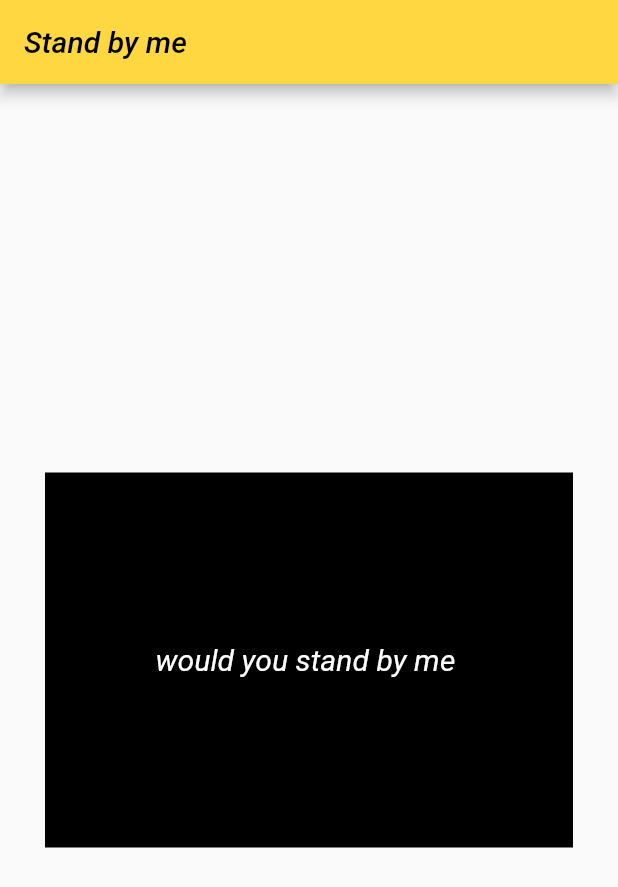
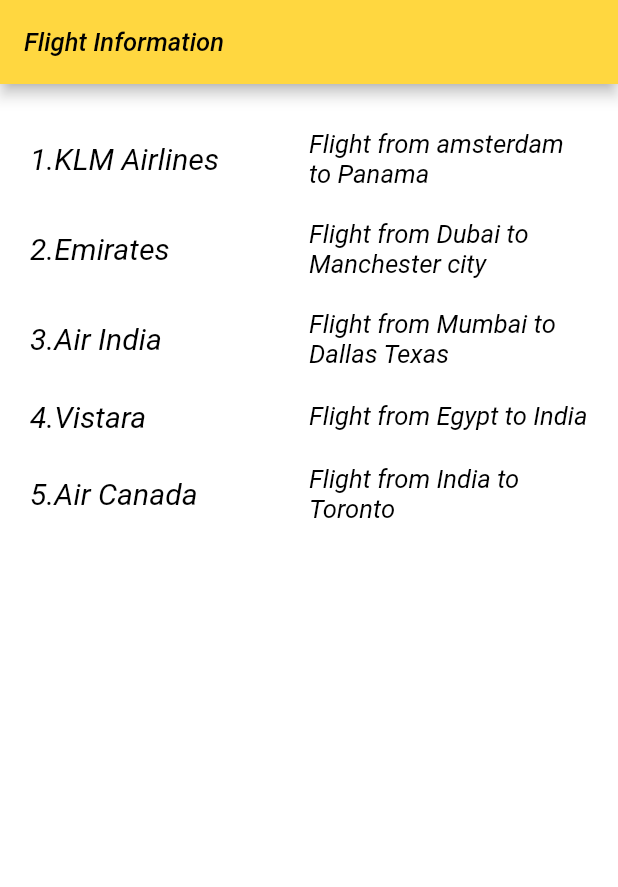
Before and after one commit to wallace08797/flutter_application_1, a Flutter app: the screen it shows after launch, on a phone screen of 412 x 824 dp. Shown: the top 887 px of the screen. Run offline on Flutter 3.47's test engine with Material 2 defaults, Android fonts, the phone set to English and light mode, and no system bars.

Commit message:
Flight Information application using Rows and columns

```diff
--- a/analysis_options.yaml
+++ b/analysis_options.yaml
@@ -7,7 +7,7 @@
 
 # The following line activates a set of recommended lints for Flutter apps,
 # packages, and plugins designed to encourage good coding practices.
-include: package:flutter_lints/flutter.yaml
+#include: package:flutter_lints/flutter.yaml
 
 linter:
   # The lint rules applied to this project can be customized in the
--- a/lib/main.dart
+++ b/lib/main.dart
@@ -3,7 +3,7 @@ import 'dart:math';
 import 'package:flutter/material.dart';
 // ignore_for_file: prefer_const_constructors
 void main() {
- runApp(new container());
+ runApp(new Flightapp());
   //this is to infate the widget to the main screen. whatever we we pass in it would be
   //displayed in our users Screen.
 }
@@ -60,16 +60,161 @@ class container extends StatelessWidget{
               width: 400.0,
               height: 250.0,
               margin: EdgeInsets.only(left:30.0,right: 30.0),
-              child: Text("would you stand by me ",style: TextStyle(color: Colors.white,fontStyle: FontStyle.italic,fontSize: 20.0),),
+
+            child: Row(
+
+              children: [
+
+               Expanded(child:
+               Text("Would you stand by me ",textDirection: TextDirection.ltr,
+                style: TextStyle(color: Colors.white,fontSize: 23.0,fontStyle: FontStyle.italic),
+                )
+               ) ,
+
+                Expanded(child:
+                 Text("we have a long way to go",textDirection: TextDirection.ltr,
+                style: TextStyle(color: Colors.green,fontSize: 23.0,fontStyle: FontStyle.italic),
+                )
+                ),
+
+                Expanded(child:
+
+                 Text("Dont give up",textDirection: TextDirection.ltr,
+                style: TextStyle(color: Colors.white,fontSize: 23.0,fontStyle: FontStyle.italic),
+                ),
+                )
+              ],
+            ),
             )
           ),
         ),
       )
      );
 
-
+      //Expanded widget basically forces the children to acquire the available space
 
 
         throw UnimplementedError();
   }
 }
+
+
+// Lets Desgin an UI for an app showing information about the flights.
+//core logic a container have a column widget followed by the row widget.
+
+
+class Flightapp extends StatelessWidget{
+  @override
+  Widget build(BuildContext context) {
+
+    return MaterialApp(
+      debugShowCheckedModeBanner: false,
+    home: Scaffold(
+      appBar: AppBar(title: Text("Flight Information",style:
+      TextStyle(color: Colors.black,fontSize: 17.0,fontStyle: FontStyle.italic)
+      ,),backgroundColor: Colors.amberAccent,),
+      body: Material(
+        color: Colors.white,
+        child: Container(
+          margin:EdgeInsets.all(10.0),
+          padding: EdgeInsets.all(10.0),
+          child: Column(
+            children: [
+              SizedBox(height: 10.0,),
+
+              Row(
+                children: [
+
+                 Expanded(child:
+                  Text("1.KLM Airlines",style:
+                  TextStyle(color: Colors.black,fontSize: 20.0,fontStyle: FontStyle.italic),),
+                 ),
+
+                 Expanded(
+                  child: Text("Flight from amsterdam to Panama",style:
+                  TextStyle(color: Colors.black,fontSize: 17.0,fontStyle: FontStyle.italic)
+                  ,),
+                 )
+
+                ],
+              ),
+
+             SizedBox(height: 20.0,),
+             //we used this widget in order to provide space between two Text elements in the row.
+               Row(
+                children: [
+
+                 Expanded(child:
+                  Text("2.Emirates",style:
+                  TextStyle(color: Colors.black,fontSize: 20.0,fontStyle: FontStyle.italic),),
+                 ),
+
+                 Expanded(
+                  child: Text("Flight from Dubai to Manchester city",style:
+                  TextStyle(color: Colors.black,fontSize: 17.0,fontStyle: FontStyle.italic)
+                  ),
+                 )
+
+                ],
+              ),
+              SizedBox(height: 20.0),
+              Row(
+                children: [
+
+                 Expanded(child:
+                  Text("3.Air India",style:
+                  TextStyle(color: Colors.black,fontSize: 20.0,fontStyle: FontStyle.italic),),
+                 ),
+
+                 Expanded(
+                  child: Text("Flight from Mumbai to Dallas Texas",style:
+                  TextStyle(color: Colors.black,fontSize: 17.0,fontStyle: FontStyle.italic)
+                  ),
+                 )
+
+                ],
+              ),
+
+              SizedBox(height: 20.0,),
+              Row(
+                children: [
+
+                 Expanded(child:
+                  Text("4.Vistara",style:
+                  TextStyle(color: Colors.black,fontSize: 20.0,fontStyle: FontStyle.italic),),
+                 ),
+
+                 Expanded(
+                  child: Text("Flight from Egypt to India",style:
+                  TextStyle(color: Colors.black,fontSize: 17.0,fontStyle: FontStyle.italic)
+                  ),
+                 )
+
+                ],
+              ),
+              SizedBox(height: 20.0,),
+              Row(
+                children: [
+
+                 Expanded(child:
+                  Text("5.Air Canada",style:
+                  TextStyle(color: Colors.black,fontSize: 20.0,fontStyle: FontStyle.italic),),
+                 ),
+
+                 Expanded(
+                  child: Text("Flight from India to Toronto",style:
+                  TextStyle(color: Colors.black,fontSize: 17.0,fontStyle: FontStyle.italic)
+                  ),
+                 )
+
+                ],
+              )
+            ],
+          ),
+        ),
+      ),
+    ),
+    );
+        throw UnimplementedError();
+  }
+}
```
